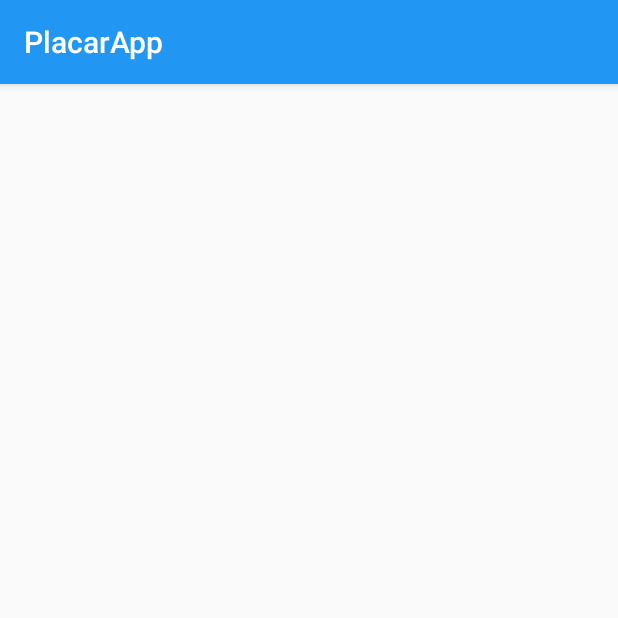
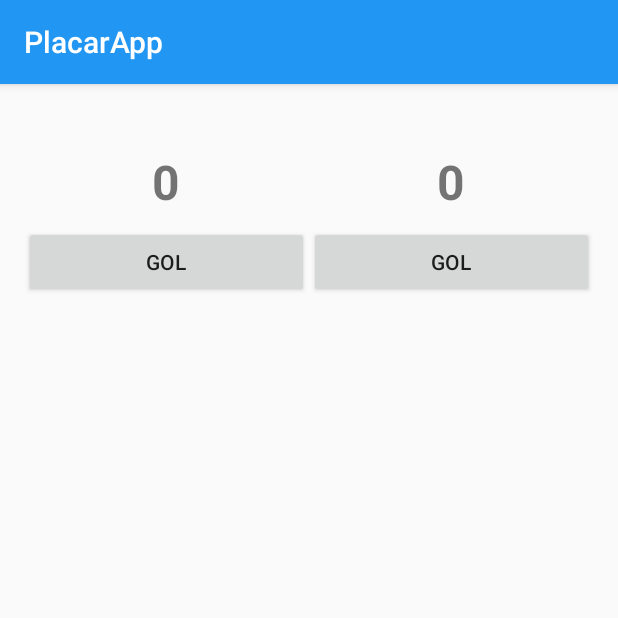
Before and after one commit to hammerox/PlacarApp, an Android app: the GameActivity screen opened directly, with no data from a screen before it, on a phone screen of 412 x 824 dp, the top half of it. Run offline under Robolectric (Android 15) with nearby library versions, the phone set to English and light mode, and no system bars; libraries missing offline, so code that uses them is left out: com.github.amlcurran.showcaseview.

Commit message:
Please enter the commit message for your changes.

```diff
--- a/app/build.gradle
+++ b/app/build.gradle
@@ -28,6 +28,7 @@ dependencies {
     compile 'com.sothree.slidinguppanel:library:3.4.0'
     compile 'io.reactivex.rxjava2:rxandroid:2.0.1'
     compile 'io.reactivex.rxjava2:rxjava:2.1.7'
+    compile 'com.orhanobut:logger:2.1.1'
     testCompile 'junit:junit:4.12'
     testCompile 'org.mockito:mockito-core:1.10.19'
 }
--- a/app/src/main/AndroidManifest.xml
+++ b/app/src/main/AndroidManifest.xml
@@ -7,6 +7,7 @@
         android:icon="@mipmap/ic_launcher"
         android:label="@string/app_name"
         android:supportsRtl="true"
+        android:name=".PlacarApplication"
         android:theme="@style/AppTheme">
         <activity android:name=".MainActivity">
             <intent-filter>
--- a/app/src/main/java/com/fiap/mcustodio/placarapp/GameActivity.java
+++ b/app/src/main/java/com/fiap/mcustodio/placarapp/GameActivity.java
@@ -2,14 +2,26 @@ package com.fiap.mcustodio.placarapp;
 
 import android.support.v7.app.AppCompatActivity;
 import android.os.Bundle;
+import android.view.View;
+import android.widget.Button;
 import android.widget.TextView;
+
+import com.github.amlcurran.showcaseview.ShowcaseView;
+import com.github.amlcurran.showcaseview.targets.ActionItemTarget;
+import com.github.amlcurran.showcaseview.targets.ActionViewTarget;
 
 public class GameActivity extends AppCompatActivity {
 
-    private String timeCasa;
-    private String timeVisitante;
     private TextView teamName1;
     private TextView teamName2;
+    private TextView teamScore1;
+    private TextView teamScore2;
+    private Button goalButton1;
+    private Button goalButton2;
+
+    private int score1 = 0;
+    private int score2 = 0;
+
 
     @Override
     protected void onCreate(Bundle savedInstanceState) {
@@ -18,13 +30,54 @@ public class GameActivity extends AppCompatActivity {
 
         teamName1 = (TextView) findViewById(R.id.textview_game_team1);
         teamName2 = (TextView) findViewById(R.id.textview_game_team2);
+        teamScore1 = (TextView) findViewById(R.id.textview_game_score1);
+        teamScore2 = (TextView) findViewById(R.id.textview_game_score2);
+        teamScore1.setText(String.valueOf(score1));
+        teamScore2.setText(String.valueOf(score2));
 
         if (getIntent() != null) {
-            timeCasa = getIntent().getStringExtra("TIMECASA");
-            timeVisitante = getIntent().getStringExtra("TIMEVISITANTE");
+            String timeCasa = getIntent().getStringExtra("TIMECASA");
+            String timeVisitante = getIntent().getStringExtra("TIMEVISITANTE");
 
             teamName1.setText(timeCasa);
             teamName2.setText(timeVisitante);
         }
+
+        if (savedInstanceState != null) {
+            score1 = savedInstanceState.getInt("Score1");
+            score2 = savedInstanceState.getInt("Score2");
+            teamScore1.setText(String.valueOf(score1));
+            teamScore2.setText(String.valueOf(score2));
+        }
+
+        goalButton1 = (Button) findViewById(R.id.button_game_goal1);
+        goalButton2 = (Button) findViewById(R.id.button_game_goal2);
+
+        goalButton1.setOnClickListener(new View.OnClickListener() {
+            @Override
+            public void onClick(View v) {
+                score1 = score1 + 1;
+                String value = String.valueOf(score1);
+                teamScore1.setText(value);
+            }
+        });
+
+        goalButton2.setOnClickListener(new View.OnClickListener() {
+            @Override
+            public void onClick(View v) {
+                score2 = score2 + 1;
+                String value = String.valueOf(score2);
+                teamScore2.setText(value);
+            }
+        });
     }
+
+
+    @Override
+    protected void onSaveInstanceState(Bundle outState) {
+        super.onSaveInstanceState(outState);
+        outState.putInt("Score1", score1);
+        outState.putInt("Score2", score2);
+    }
+
 }
--- a/app/src/main/java/com/fiap/mcustodio/placarapp/MainActivity.java
+++ b/app/src/main/java/com/fiap/mcustodio/placarapp/MainActivity.java
@@ -6,6 +6,12 @@ import android.os.Bundle;
 import android.view.View;
 import android.widget.EditText;
 import android.widget.Toast;
+
+import com.github.amlcurran.showcaseview.ShowcaseView;
+import com.github.amlcurran.showcaseview.targets.ActionItemTarget;
+import com.github.amlcurran.showcaseview.targets.ActionViewTarget;
+import com.orhanobut.logger.AndroidLogAdapter;
+import com.orhanobut.logger.Logger;
 
 
 public class MainActivity extends AppCompatActivity {
@@ -17,11 +23,13 @@ public class MainActivity extends AppCompatActivity {
     protected void onCreate(Bundle savedInstanceState) {
         super.onCreate(savedInstanceState);
         setContentView(R.layout.activity_main);
+        Logger.d("ABRIU");
         team1 = (EditText) findViewById(R.id.edittext_main_team1);
         team2 = (EditText) findViewById(R.id.edittext_main_team2);
     }
 
     public void comecarJogo(View view) {
+        Logger.d("CLIQUE");
         if (team1.getText().toString().isEmpty()) {
             Toast.makeText(this, "Preencha o time da casa", Toast.LENGTH_SHORT).show();
         } else {
--- /dev/null
+++ b/app/src/main/java/com/fiap/mcustodio/placarapp/PlacarApplication.java
@@ -0,0 +1,19 @@
+package com.fiap.mcustodio.placarapp;
+
+import android.app.Application;
+
+import com.orhanobut.logger.AndroidLogAdapter;
+import com.orhanobut.logger.Logger;
+
+/**
+ * Created by logonrm on 06/12/2017.
+ */
+
+public class PlacarApplication extends Application {
+
+    @Override
+    public void onCreate() {
+        super.onCreate();
+        Logger.addLogAdapter(new AndroidLogAdapter());
+    }
+}
--- a/app/src/main/res/layout/activity_game.xml
+++ b/app/src/main/res/layout/activity_game.xml
@@ -18,18 +18,45 @@
 
         <TextView
             android:id="@+id/textview_game_team1"
-            android:layout_width="0dp"
-            android:layout_height="wrap_content"
-            android:layout_weight="1"
+            style="@style/BaseCenterView"
             tools:text="TIME CASA"/>
 
         <TextView
             android:id="@+id/textview_game_team2"
-            android:layout_width="0dp"
-            android:layout_height="wrap_content"
-            android:layout_weight="1"
-            tools:text="TIME VISITANTE"
-            android:gravity="right"/>
+            style="@style/BaseCenterView"
+            tools:text="TIME VISITANTE" />
+    </LinearLayout>
+
+    <LinearLayout
+        android:layout_width="match_parent"
+        android:layout_height="wrap_content">
+
+        <TextView
+            android:id="@+id/textview_game_score1"
+            style="@style/ScoreTextView"
+            tools:text="0"/>
+
+        <TextView
+            android:id="@+id/textview_game_score2"
+            style="@style/ScoreTextView"
+            tools:text="0" />
+
+    </LinearLayout>
+
+    <LinearLayout
+        android:layout_width="match_parent"
+        android:layout_height="wrap_content">
+
+        <Button
+            android:id="@+id/button_game_goal1"
+            style="@style/BaseCenterView"
+            android:text="GOL"/>
+
+        <Button
+            android:id="@+id/button_game_goal2"
+            style="@style/BaseCenterView"
+            android:text="GOL"/>
+
     </LinearLayout>
 
 </LinearLayout>
--- a/app/src/main/res/values/styles.xml
+++ b/app/src/main/res/values/styles.xml
@@ -8,4 +8,17 @@
         <item name="colorAccent">@color/accent</item>
     </style>
 
+    <style name="BaseCenterView">
+        <item name="android:layout_width">0dp</item>
+        <item name="android:layout_height">wrap_content</item>
+        <item name="android:layout_weight">1</item>
+        <item name="android:gravity">center</item>
+    </style>
+
+    <style name="ScoreTextView" parent="BaseCenterView">
+        <item name="android:layout_margin">8dp</item>
+        <item name="android:textSize">32sp</item>
+        <item name="android:textStyle">bold</item>
+    </style>
+
 </resources>
```
